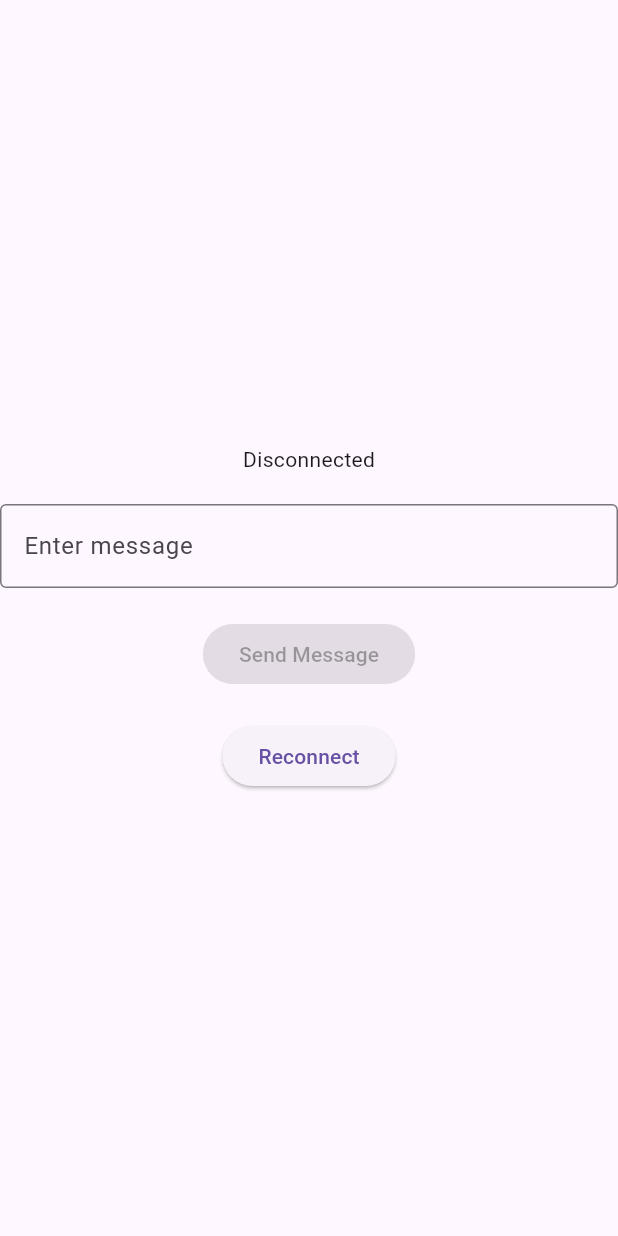
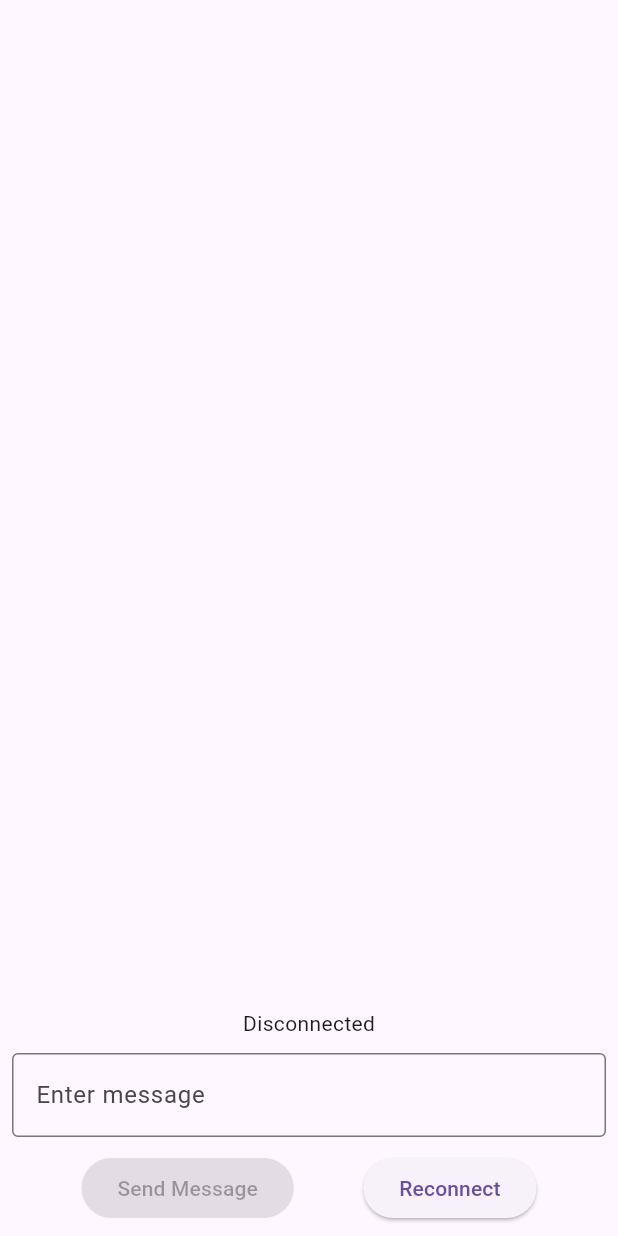
Before and after one commit to prof-ber/UC13-chat, a Flutter app: the screen it shows after launch, on a phone screen of 412 x 824 dp. Run offline on Flutter 3.47's test engine with Material 3 defaults, Android fonts, the phone set to English and light mode, and no system bars; our stand-ins replace flutter_mobx, mobx, socket_io_client; network calls fail.

Commit message:
oi tudo bem com vc?

```diff
--- a/uc13_chat/lib/components/main.dart
+++ b/uc13_chat/lib/components/main.dart
@@ -1,5 +1,9 @@
 import 'package:flutter/material.dart';
 import 'package:socket_io_client/socket_io_client.dart' as IO;
+import 'package:flutter_mobx/flutter_mobx.dart';
+import 'package:mobx/mobx.dart';
+import 'list_message.dart';
+import '../entities/message_entity.dart';
 
 void main() {
   runApp(const MainApp());
@@ -10,21 +14,26 @@ class MainApp extends StatelessWidget {
 
   @override
   Widget build(BuildContext context) {
-    return MaterialApp(home: Scaffold(body: Center(child: MessageSender())));
+    return MaterialApp(
+      home: Scaffold(
+        body: ChatScreen(),
+      ),
+    );
   }
 }
 
-class MessageSender extends StatefulWidget {
-  const MessageSender({super.key});
+class ChatScreen extends StatefulWidget {
+  const ChatScreen({super.key});
 
   @override
-  MessageSenderState createState() => MessageSenderState();
+  ChatScreenState createState() => ChatScreenState();
 }
 
-class MessageSenderState extends State<MessageSender> {
+class ChatScreenState extends State<ChatScreen> {
   final TextEditingController _controller = TextEditingController();
   late IO.Socket socket;
   String connectionStatus = 'Disconnected';
+  final ObservableList<Message> messages = ObservableList<Message>();
 
   @override
   void initState() {
@@ -60,11 +69,21 @@ class MessageSenderState extends State<MessageSender> {
       });
       print('Connect Error: $err');
     });
+
+    socket.on('message', (data) {
+      setState(() {
+        messages.add(Message(name: 'Server', text: data.toString()));
+      });
+    });
   }
 
   void _sendMessage() {
     if (_controller.text.isNotEmpty) {
-      socket.emit('message', _controller.text);
+      final message = Message(name: 'You', text: _controller.text);
+      socket.emit('message', message.text);
+      setState(() {
+        messages.add(message);
+      });
       _controller.clear();
     }
   }
@@ -79,10 +98,16 @@ class MessageSenderState extends State<MessageSender> {
   @override
   Widget build(BuildContext context) {
     return Column(
-      mainAxisAlignment: MainAxisAlignment.center,
+      children: [
+        Expanded(
+          child: ListMessageView(messages: messages),
+        ),
+        Padding(
+          padding: const EdgeInsets.all(8.0),
+          child: Column(
             children: [
               Text(connectionStatus),
-        SizedBox(height: 20),
+              SizedBox(height: 10),
               TextField(
                 controller: _controller,
                 decoration: InputDecoration(
@@ -90,13 +115,23 @@ class MessageSenderState extends State<MessageSender> {
                   labelText: 'Enter message',
                 ),
               ),
-        SizedBox(height: 20),
+              SizedBox(height: 10),
+              Row(
+                mainAxisAlignment: MainAxisAlignment.spaceEvenly,
+                children: [
                   ElevatedButton(
                     onPressed: connectionStatus == 'Connected' ? _sendMessage : null,
                     child: Text('Send Message'),
                   ),
-        SizedBox(height: 20),
-        ElevatedButton(onPressed: _connectToSocketIO, child: Text('Reconnect')),
+                  ElevatedButton(
+                    onPressed: _connectToSocketIO,
+                    child: Text('Reconnect'),
+                  ),
+                ],
+              ),
+            ],
+          ),
+        ),
       ],
     );
   }
```
Lines whose indentation alone changed are shown as unchanged.
